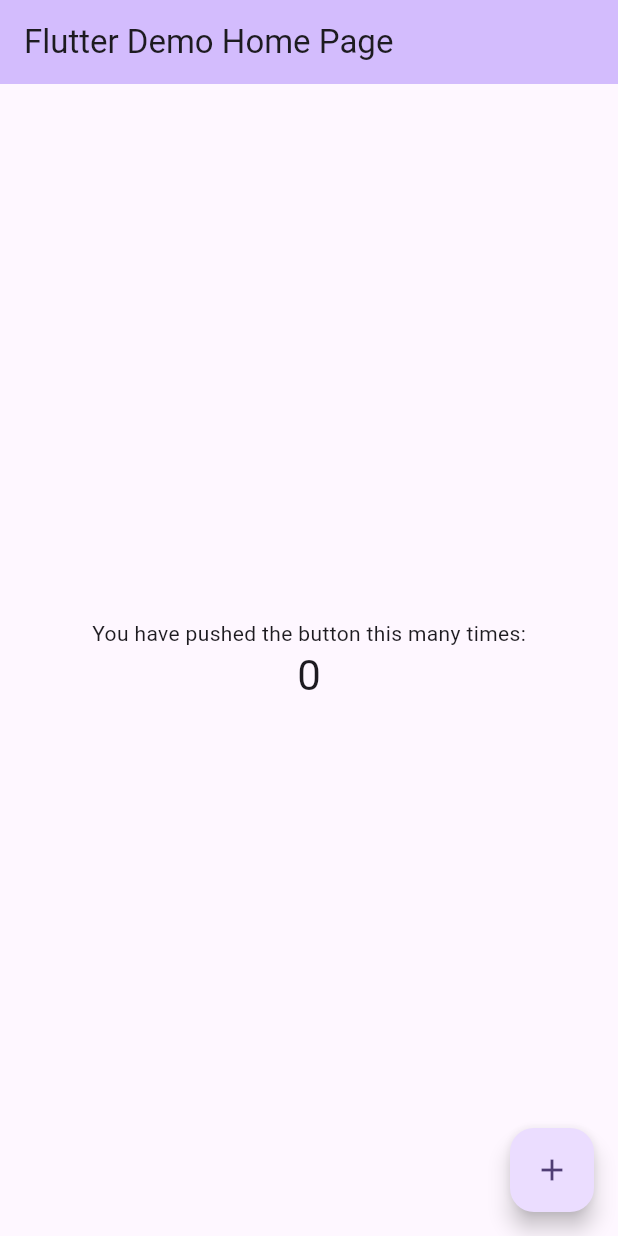
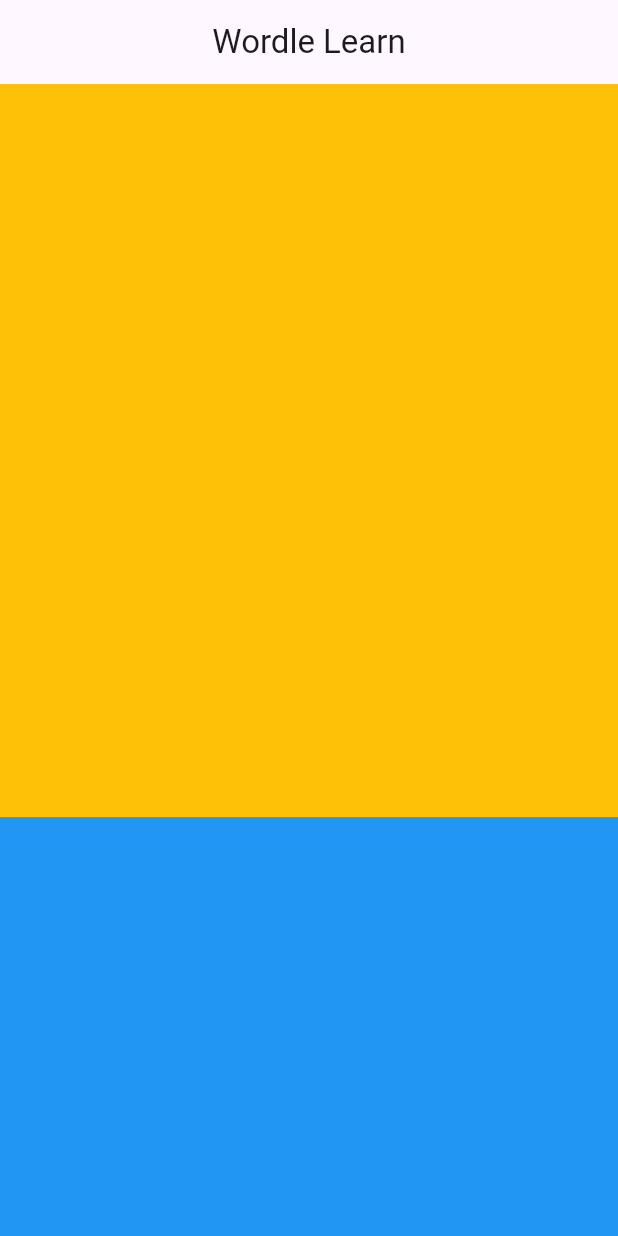
Before and after one commit to rincemathew/wordle-learn, a Flutter app: the screen it shows after launch, on a phone screen of 412 x 824 dp. Run offline on Flutter 3.47's test engine with Material 3 defaults, Android fonts, the phone set to English and light mode, and no system bars.

Commit message:
home page created

```diff
--- /dev/null
+++ b/lib/home_page.dart
@@ -0,0 +1,27 @@
+import 'package:flutter/material.dart';
+
+class HomePage extends StatefulWidget {
+  const HomePage({super.key});
+
+  @override
+  State<HomePage> createState() => _HomePageState();
+}
+
+class _HomePageState extends State<HomePage> {
+  @override
+  Widget build(BuildContext context) {
+    return Scaffold(
+      appBar: AppBar(
+        title: Text('Wordle Learn'),
+        centerTitle: true,
+        elevation: 0,
+      ),
+      body: Column(
+        children: [
+          Expanded(flex: 7, child: Container(color: Colors.amber)),
+          Expanded(flex: 4, child: Container(color: Colors.blue)),
+        ],
+      ),
+    );
+  }
+}
--- a/lib/main.dart
+++ b/lib/main.dart
@@ -1,4 +1,5 @@
 import 'package:flutter/material.dart';
+import 'package:wordle_learn/home_page.dart';
 
 void main() {
   runApp(const MyApp());
@@ -11,112 +12,10 @@
   @override
   Widget build(BuildContext context) {
     return MaterialApp(
-      title: 'Flutter Demo',
-      theme: ThemeData(
-        // This is the theme of your application.
-        //
-        // TRY THIS: Try running your application with "flutter run". You'll see
-        // the application has a purple toolbar. Then, without quitting the app,
-        // try changing the seedColor in the colorScheme below to Colors.green
-        // and then invoke "hot reload" (save your changes or press the "hot
-        // reload" button in a Flutter-supported IDE, or press "r" if you used
-        // the command line to start the app).
-        //
-        // Notice that the counter didn't reset back to zero; the application
-        // state is not lost during the reload. To reset the state, use hot
-        // restart instead.
-        //
-        // This works for code too, not just values: Most code changes can be
-        // tested with just a hot reload.
-        colorScheme: ColorScheme.fromSeed(seedColor: Colors.deepPurple),
-      ),
-      home: const MyHomePage(title: 'Flutter Demo Home Page'),
+      debugShowCheckedModeBanner: false,
+      title: 'Wordle Learn',
+      theme: ThemeData(),
+      home: const HomePage(),
     );
   }
 }
-
-class MyHomePage extends StatefulWidget {
-  const MyHomePage({super.key, required this.title});
-
-  // This widget is the home page of your application. It is stateful, meaning
-  // that it has a State object (defined below) that contains fields that affect
-  // how it looks.
-
-  // This class is the configuration for the state. It holds the values (in this
-  // case the title) provided by the parent (in this case the App widget) and
-  // used by the build method of the State. Fields in a Widget subclass are
-  // always marked "final".
-
-  final String title;
-
-  @override
-  State<MyHomePage> createState() => _MyHomePageState();
-}
-
-class _MyHomePageState extends State<MyHomePage> {
-  int _counter = 0;
-
-  void _incrementCounter() {
-    setState(() {
-      // This call to setState tells the Flutter framework that something has
-      // changed in this State, which causes it to rerun the build method below
-      // so that the display can reflect the updated values. If we changed
-      // _counter without calling setState(), then the build method would not be
-      // called again, and so nothing would appear to happen.
-      _counter++;
-    });
-  }
-
-  @override
-  Widget build(BuildContext context) {
-    // This method is rerun every time setState is called, for instance as done
-    // by the _incrementCounter method above.
-    //
-    // The Flutter framework has been optimized to make rerunning build methods
-    // fast, so that you can just rebuild anything that needs updating rather
-    // than having to individually change instances of widgets.
-    return Scaffold(
-      appBar: AppBar(
-        // TRY THIS: Try changing the color here to a specific color (to
-        // Colors.amber, perhaps?) and trigger a hot reload to see the AppBar
-        // change color while the other colors stay the same.
-        backgroundColor: Theme.of(context).colorScheme.inversePrimary,
-        // Here we take the value from the MyHomePage object that was created by
-        // the App.build method, and use it to set our appbar title.
-        title: Text(widget.title),
-      ),
-      body: Center(
-        // Center is a layout widget. It takes a single child and positions it
-        // in the middle of the parent.
-        child: Column(
-          // Column is also a layout widget. It takes a list of children and
-          // arranges them vertically. By default, it sizes itself to fit its
-          // children horizontally, and tries to be as tall as its parent.
-          //
-          // Column has various properties to control how it sizes itself and
-          // how it positions its children. Here we use mainAxisAlignment to
-          // center the children vertically; the main axis here is the vertical
-          // axis because Columns are vertical (the cross axis would be
-          // horizontal).
-          //
-          // TRY THIS: Invoke "debug painting" (choose the "Toggle Debug Paint"
-          // action in the IDE, or press "p" in the console), to see the
-          // wireframe for each widget.
-          mainAxisAlignment: MainAxisAlignment.center,
-          children: <Widget>[
-            const Text('You have pushed the button this many times:'),
-            Text(
-              '$_counter',
-              style: Theme.of(context).textTheme.headlineMedium,
-            ),
-          ],
-        ),
-      ),
-      floatingActionButton: FloatingActionButton(
-        onPressed: _incrementCounter,
-        tooltip: 'Increment',
-        child: const Icon(Icons.add),
-      ), // This trailing comma makes auto-formatting nicer for build methods.
-    );
-  }
-}
```
Also changed, not shown: 1 other file.
